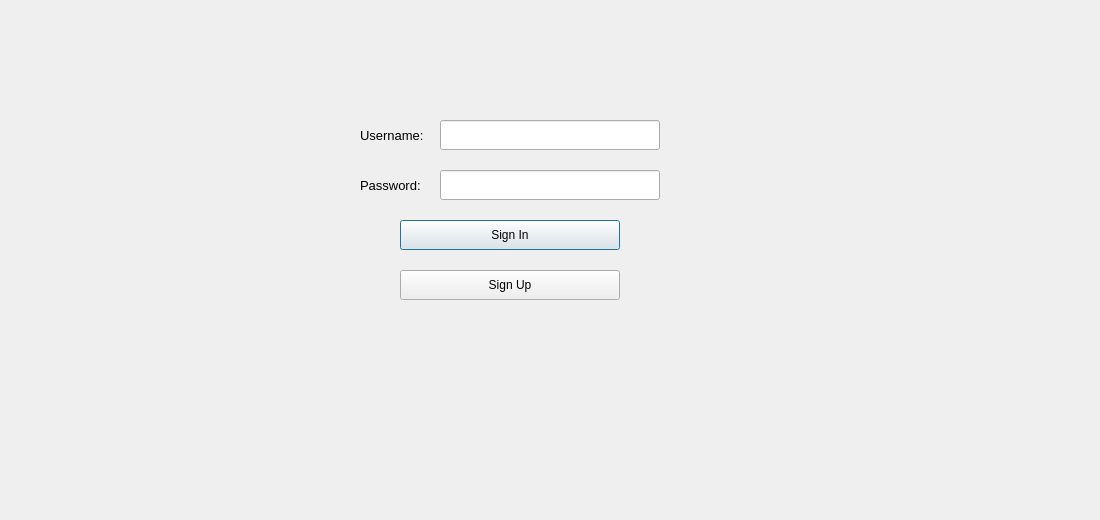
Qt form BattleshipClient/mainwindow.ui (YukiElectric/IT4062-Project-BattleShipGame) before a commit.
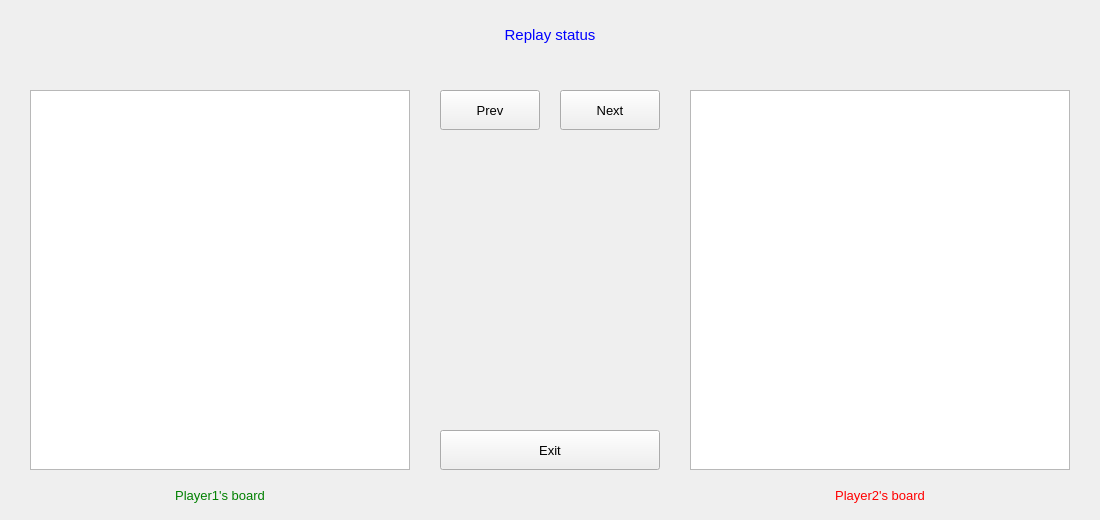
The same form after that commit. The open tabs and pages were chosen to show the change.

Commit message: add replay and history

Patch:
```diff
--- a/BattleshipClient/mainwindow.ui
+++ b/BattleshipClient/mainwindow.ui
@@ -323,14 +323,159 @@
      <widget class="QListWidget" name="listchat">
       <property name="geometry">
        <rect>
+        <x>420</x>
+        <y>130</y>
+        <width>261</width>
+        <height>261</height>
+       </rect>
+      </property>
+     </widget>
+    </widget>
+    <widget class="QWidget" name="replayPage">
+     <widget class="QGraphicsView" name="player1View">
+      <property name="geometry">
+       <rect>
+        <x>30</x>
+        <y>90</y>
+        <width>380</width>
+        <height>380</height>
+       </rect>
+      </property>
+     </widget>
+     <widget class="QGraphicsView" name="player2View">
+      <property name="geometry">
+       <rect>
+        <x>690</x>
+        <y>90</y>
+        <width>380</width>
+        <height>380</height>
+       </rect>
+      </property>
+     </widget>
+     <widget class="QLabel" name="txtPlayer1">
+      <property name="geometry">
+       <rect>
+        <x>30</x>
+        <y>480</y>
+        <width>380</width>
+        <height>30</height>
+       </rect>
+      </property>
+      <property name="font">
+       <font>
+        <pointsize>10</pointsize>
+       </font>
+      </property>
+      <property name="styleSheet">
+       <string notr="true">color: green;</string>
+      </property>
+      <property name="text">
+       <string>Player1's board</string>
+      </property>
+      <property name="alignment">
+       <set>Qt::AlignCenter</set>
+      </property>
+     </widget>
+     <widget class="QLabel" name="txtPlayer2">
+      <property name="geometry">
+       <rect>
+        <x>690</x>
+        <y>480</y>
+        <width>380</width>
+        <height>30</height>
+       </rect>
+      </property>
+      <property name="font">
+       <font>
+        <pointsize>10</pointsize>
+       </font>
+      </property>
+      <property name="styleSheet">
+       <string notr="true">color: red;</string>
+      </property>
+      <property name="text">
+       <string>Player2's board</string>
+      </property>
+      <property name="alignment">
+       <set>Qt::AlignCenter</set>
+      </property>
+     </widget>
+     <widget class="QPushButton" name="btnExit">
+      <property name="geometry">
+       <rect>
         <x>440</x>
-        <y>131</y>
-        <width>221</width>
-        <height>301</height>
+        <y>430</y>
+        <width>220</width>
+        <height>40</height>
        </rect>
       </property>
-      <property name="spacing">
-       <number>5</number>
+      <property name="font">
+       <font>
+        <pointsize>10</pointsize>
+       </font>
+      </property>
+      <property name="text">
+       <string>Exit</string>
+      </property>
+     </widget>
+     <widget class="QPushButton" name="btnPrev">
+      <property name="geometry">
+       <rect>
+        <x>440</x>
+        <y>90</y>
+        <width>100</width>
+        <height>40</height>
+       </rect>
+      </property>
+      <property name="font">
+       <font>
+        <pointsize>10</pointsize>
+       </font>
+      </property>
+      <property name="text">
+       <string>Prev</string>
+      </property>
+     </widget>
+     <widget class="QPushButton" name="btnNext">
+      <property name="geometry">
+       <rect>
+        <x>560</x>
+        <y>90</y>
+        <width>100</width>
+        <height>40</height>
+       </rect>
+      </property>
+      <property name="font">
+       <font>
+        <pointsize>10</pointsize>
+       </font>
+      </property>
+      <property name="text">
+       <string>Next</string>
+      </property>
+     </widget>
+     <widget class="QLabel" name="txtReplayStatus">
+      <property name="geometry">
+       <rect>
+        <x>310</x>
+        <y>20</y>
+        <width>480</width>
+        <height>30</height>
+       </rect>
+      </property>
+      <property name="font">
+       <font>
+        <pointsize>11</pointsize>
+       </font>
+      </property>
+      <property name="styleSheet">
+       <string notr="true">color: blue;</string>
+      </property>
+      <property name="text">
+       <string>Replay status</string>
+      </property>
+      <property name="alignment">
+       <set>Qt::AlignCenter</set>
       </property>
      </widget>
     </widget>
```
Left out of the diff: 188 changed lines with no effect on the pictures. The commit also changes 27 other files.
